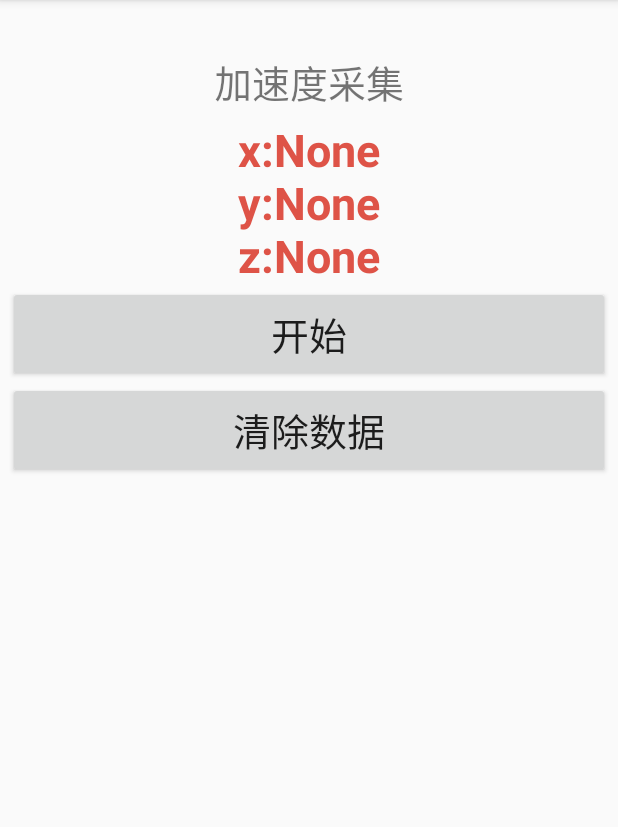
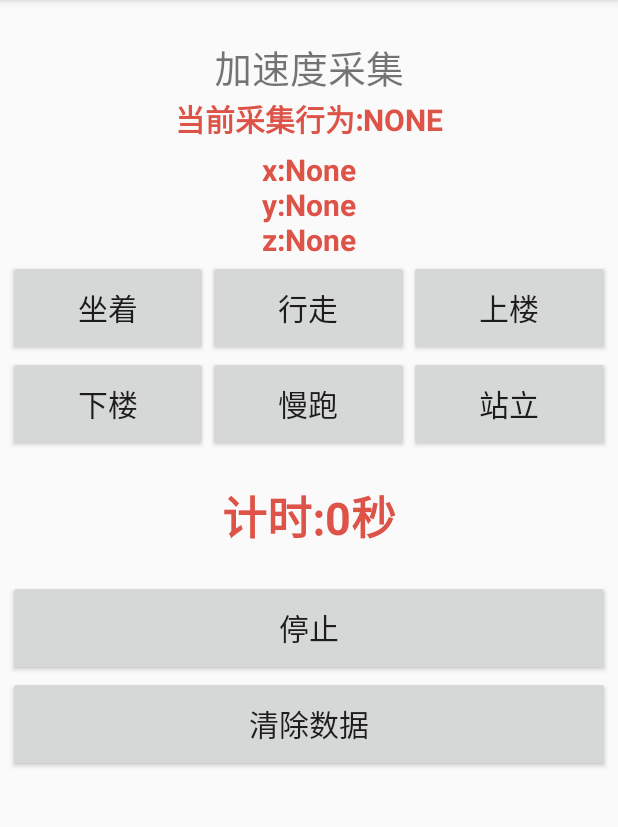
Before and after one commit to curryli/APP_Action, an Android app: the screen it shows after launch (MainActivity), on a phone screen of 412 x 824 dp, the part 84-911 px from its top. Run offline under Robolectric (Android 15) with nearby library versions, the light colour scheme and no system bars.

Commit message:
采集程序Demo完成

```diff
--- a/AndroidActions/Acc_save/app/src/main/res/layout/activity_main.xml
+++ b/AndroidActions/Acc_save/app/src/main/res/layout/activity_main.xml
@@ -9,9 +9,19 @@
         android:layout_width="wrap_content"
         android:layout_height="wrap_content"
         android:layout_gravity="center_horizontal"
-        android:layout_marginTop="30dp"
+        android:layout_marginTop="20dp"
         android:text="加速度采集"
         android:textSize="25sp" />
+
+    <TextView
+        android:id="@+id/acc_info1"
+        android:layout_width="wrap_content"
+        android:layout_height="wrap_content"
+        android:layout_gravity="center"
+        android:text="当前采集行为:NONE"
+        android:textColor="#DE5347"
+        android:textSize="20sp"
+        android:textStyle="bold" />
 
     <TextView
         android:id="@+id/acc_info"
@@ -21,23 +31,93 @@
         android:layout_marginTop="5dp"
         android:text="x:None\ny:None\nz:None"
         android:textColor="#DE5347"
+        android:textSize="20sp"
+        android:textStyle="bold" />
+
+    <LinearLayout
+        android:layout_width="match_parent"
+        android:layout_height="wrap_content"
+        android:orientation="horizontal">
+
+        <Button
+            android:id="@+id/btn_sitting"
+            android:layout_width="0dp"
+            android:layout_height="64dp"
+            android:layout_weight="1"
+            android:text="坐着"
+            android:textSize="20sp" />
+
+        <Button
+            android:id="@+id/btn_walking"
+            android:layout_width="0dp"
+            android:layout_height="64dp"
+            android:layout_weight="1"
+            android:text="行走"
+            android:textSize="20sp" />
+
+        <Button
+            android:id="@+id/btn_upstairs"
+            android:layout_width="0dp"
+            android:layout_height="64dp"
+            android:layout_weight="1"
+            android:text="上楼"
+            android:textSize="20sp" />
+    </LinearLayout>
+
+    <LinearLayout
+        android:layout_width="match_parent"
+        android:layout_height="wrap_content"
+        android:orientation="horizontal">
+
+        <Button
+            android:id="@+id/btn_downstairs"
+            android:layout_width="0dp"
+            android:layout_height="64dp"
+            android:layout_weight="1"
+            android:text="下楼"
+            android:textSize="20sp" />
+
+        <Button
+            android:id="@+id/btn_jogging"
+            android:layout_width="0dp"
+            android:layout_height="64dp"
+            android:layout_weight="1"
+            android:text="慢跑"
+            android:textSize="20sp" />
+
+        <Button
+            android:id="@+id/btn_standing"
+            android:layout_width="0dp"
+            android:layout_height="64dp"
+            android:layout_weight="1"
+            android:text="站立"
+            android:textSize="20sp" />
+    </LinearLayout>
+
+    <TextView
+        android:id="@+id/acc_info2"
+        android:layout_width="wrap_content"
+        android:layout_height="wrap_content"
+        android:layout_gravity="center"
+        android:paddingBottom="20dp"
+        android:paddingTop="20dp"
+        android:text="计时:0秒"
+        android:textColor="#DE5347"
         android:textSize="30sp"
         android:textStyle="bold" />
 
-
     <Button
-        android:id="@+id/btn_start"
+        android:id="@+id/btn_stop"
         android:layout_width="match_parent"
         android:layout_height="64dp"
-        android:text="开始"
-        android:textSize="25sp" />
-
+        android:text="停止"
+        android:textSize="20sp" />
 
     <Button
         android:id="@+id/btn_clear"
         android:layout_width="match_parent"
         android:layout_height="64dp"
         android:text="清除数据"
-        android:textSize="25sp" />
+        android:textSize="20sp" />
 
 </LinearLayout>
```
Also changed, not shown: AndroidActions/Acc_save/app/src/main/java/com/lxr/acc_save/MainActivity.java (+122 -37 lines), 5 other files.
